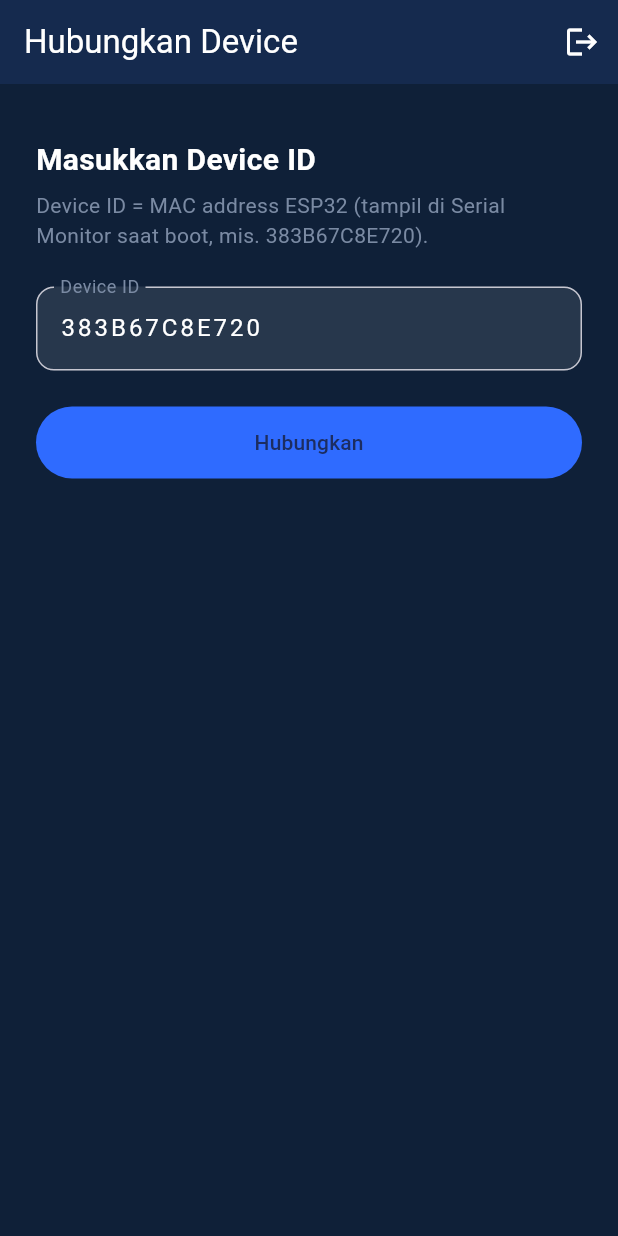
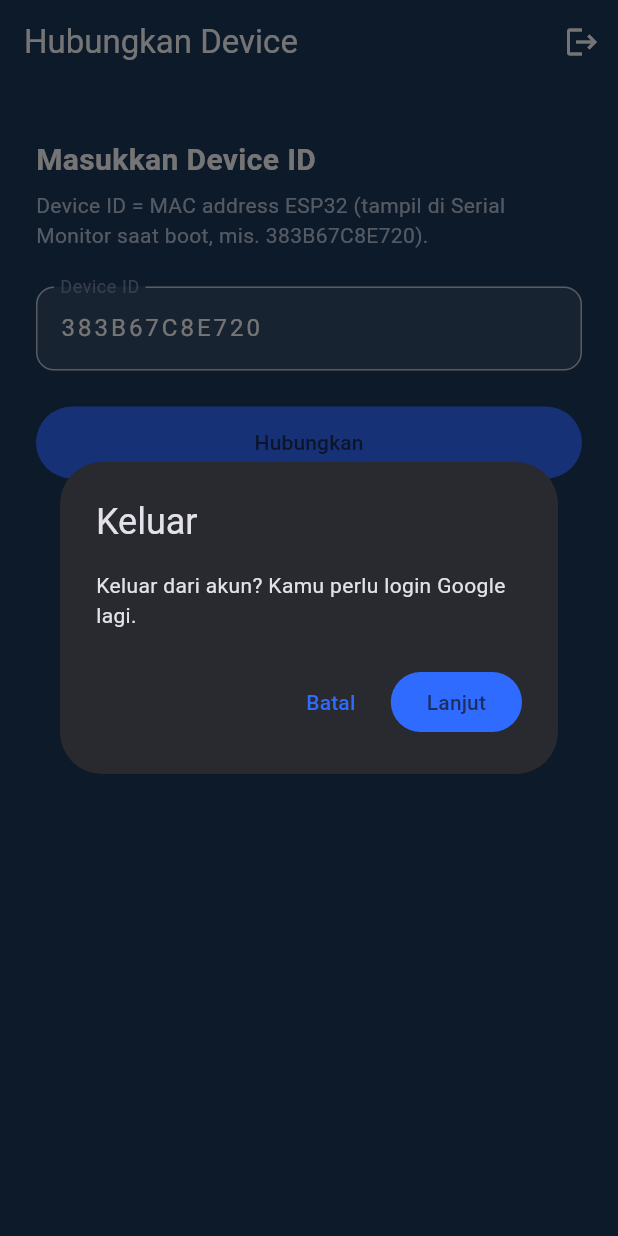
Before and after one commit to slisanz/GuppyCare_apk, a Flutter app: the screen it shows once a user with an empty profile is signed in, after a tap on the "logout" icon, on a phone screen of 412 x 824 dp. Run offline on Flutter 3.47's test engine with Material 3 defaults, Android fonts, the phone set to English and light mode, and no system bars; our stand-ins replace firebase_auth, firebase_core, firebase_database, firebase_messaging, google_sign_in, shared_preferences; accounts and stored records are empty.

Commit message:
Add change device option, fix offline detection, refresh app UI, add WiFi reset button

```diff
--- a/mobile_app/lib/main.dart
+++ b/mobile_app/lib/main.dart
@@ -50,6 +50,14 @@ class _AuthGateState extends State<AuthGate> {
 
   @override
   Widget build(BuildContext context) {
+    // ValueListenableBuilder: AuthGate rebuild saat device dipasang/dihapus
+    // (Ganti Device) TANPA bikin route/AuthGate baru -> tidak ada loading
+    // screen di sela alur. StreamBuilder pakai stream auth yang di-cache
+    // (lihat AuthService.authState) jadi connection tetap `active` lintas
+    // rebuild -> SplashScreen hanya muncul di cold start.
+    return ValueListenableBuilder<int>(
+      valueListenable: DeviceService.instance.revision,
+      builder: (context, _, child) {
         return StreamBuilder(
           stream: AuthService.instance.authState,
           builder: (context, snap) {
@@ -74,5 +82,7 @@ class _AuthGateState extends State<AuthGate> {
             return const HomeScreen();
           },
         );
+      },
+    );
   }
 }
--- a/mobile_app/lib/screens/device_setup_screen.dart
+++ b/mobile_app/lib/screens/device_setup_screen.dart
@@ -23,6 +23,30 @@ class _DeviceSetupScreenState extends State<DeviceSetupScreen> {
   void dispose() {
     _ctrl.dispose();
     super.dispose();
+  }
+
+  Future<void> _logout() async {
+    final ok = await showDialog<bool>(
+      context: context,
+      builder: (_) => AlertDialog(
+        title: const Text('Keluar'),
+        content: const Text(
+            'Keluar dari akun? Kamu perlu login Google lagi.'),
+        actions: [
+          TextButton(
+            onPressed: () => Navigator.pop(context, false),
+            child: const Text('Batal'),
+          ),
+          FilledButton(
+            onPressed: () => Navigator.pop(context, true),
+            child: const Text('Lanjut'),
+          ),
+        ],
+      ),
+    );
+    if (ok != true) return;
+    await DeviceService.instance.clearDevice();
+    await AuthService.instance.signOut();
   }
 
   Future<void> _link() async {
@@ -68,7 +92,7 @@ class _DeviceSetupScreenState extends State<DeviceSetupScreen> {
         actions: [
           IconButton(
             tooltip: 'Keluar',
-            onPressed: () => AuthService.instance.signOut(),
+            onPressed: _logout,
             icon: const Icon(Icons.logout),
           ),
         ],
@@ -91,7 +115,7 @@ class _DeviceSetupScreenState extends State<DeviceSetupScreen> {
             const Text(
               'Device ID = MAC address ESP32 (tampil di Serial Monitor '
               'saat boot, mis. 383B67C8E720).',
-              style: TextStyle(color: AppColors.subtle),
+              style: TextStyle(color: AppColors.subtleOnDark),
             ),
             const SizedBox(height: 24),
             TextField(
--- a/mobile_app/lib/screens/login_screen.dart
+++ b/mobile_app/lib/screens/login_screen.dart
@@ -32,7 +32,7 @@ class _LoginScreenState extends State<LoginScreen> {
   @override
   Widget build(BuildContext context) {
     return Scaffold(
-      backgroundColor: AppColors.navyDark,
+      backgroundColor: AppColors.bg,
       body: SafeArea(
         child: Center(
           child: Padding(
@@ -53,7 +53,7 @@ class _LoginScreenState extends State<LoginScreen> {
                 const SizedBox(height: 6),
                 const Text(
                   'Smart Guppy Feeder & Water Monitor',
-                  style: TextStyle(color: AppColors.subtle),
+                  style: TextStyle(color: AppColors.subtleOnDark),
                 ),
                 const SizedBox(height: 48),
                 if (_error != null) ...[
--- a/mobile_app/lib/services/auth_service.dart
+++ b/mobile_app/lib/services/auth_service.dart
@@ -17,7 +17,12 @@ class AuthService {
   final _auth = FirebaseAuth.instance;
   bool _gsInitialized = false;
 
-  Stream<User?> get authState => _auth.authStateChanges();
+  // Di-cache jadi satu instance tetap. Kalau dibuat baru tiap akses,
+  // StreamBuilder di AuthGate akan resubscribe tiap rebuild -> connection
+  // balik ke `waiting` -> SplashScreen (gambar) muncul lagi di sela-sela
+  // alur (mis. setelah input Device ID). Stream tunggal = splash hanya
+  // tampil di cold start.
+  late final Stream<User?> authState = _auth.authStateChanges();
   User? get currentUser => _auth.currentUser;
 
   Future<void> _ensureGoogleInit() async {
--- a/mobile_app/lib/services/device_service.dart
+++ b/mobile_app/lib/services/device_service.dart
@@ -1,6 +1,7 @@
 import 'package:firebase_auth/firebase_auth.dart';
 import 'package:firebase_core/firebase_core.dart';
 import 'package:firebase_database/firebase_database.dart';
+import 'package:flutter/foundation.dart';
 import 'package:shared_preferences/shared_preferences.dart';
 
 import '../models/device_state.dart';
@@ -29,6 +30,10 @@ class DeviceService {
   String get deviceId => _deviceId ?? '';
   bool get hasDevice => (_deviceId ?? '').isNotEmpty;
 
+  /// Bump tiap device dipasang/dihapus. AuthGate dengar ini supaya
+  /// re-evaluasi layar TANPA bikin AuthGate baru / loading screen.
+  final ValueNotifier<int> revision = ValueNotifier<int>(0);
+
   DatabaseReference _root(String id) => _db.ref('devices/$id');
 
   String get _uid => FirebaseAuth.instance.currentUser!.uid;
@@ -44,12 +49,14 @@ class DeviceService {
     _deviceId = id.trim().toUpperCase();
     final p = await SharedPreferences.getInstance();
     await p.setString(_prefsKey, _deviceId!);
+    revision.value++;
   }
 
   Future<void> clearDevice() async {
     _deviceId = null;
     final p = await SharedPreferences.getInstance();
     await p.remove(_prefsKey);
+    revision.value++;
   }
 
   /// Klaim kepemilikan device, atau verifikasi akses kalau sudah ada owner.
--- a/mobile_app/lib/theme.dart
+++ b/mobile_app/lib/theme.dart
@@ -4,20 +4,24 @@ import 'package:flutter/material.dart';
 /// header navy gelap, card putih, accent biru, banner status hijau/merah.
 class AppColors {
   static const navy = Color(0xFF152A4E); // header & app bar
-  static const navyDark = Color(0xFF0F2038); // background scaffold
+  static const navyDark = Color(0xFF0F2038); // background scaffold (lama)
+  static const bg = Color(0xFF1D385A); // background utama (semua layar)
   static const accent = Color(0xFF2F6BFF); // toggle & slider aktif
   static const card = Colors.white;
   static const cardText = Color(0xFF1B2A41);
   static const subtle = Color(0xFF7A8AA3);
+  static const subtleOnDark = Color(0xFFB8C4D8); // teks redup di atas bg navy
   static const ok = Color(0xFF2E9E5B); // banner "Normal"
   static const alert = Color(0xFFE0414B); // banner "Ganti air"
+  static const feedBtn = Color(0xFFFFB300); // tombol "Beri Makan" (amber)
+  static const feedBtnText = Color(0xFF1D385A); // teks tombol amber
 }
 
 ThemeData buildTheme() {
   final base = ThemeData(
     useMaterial3: true,
     brightness: Brightness.dark,
-    scaffoldBackgroundColor: AppColors.navyDark,
+    scaffoldBackgroundColor: AppColors.bg,
     colorScheme: ColorScheme.fromSeed(
       seedColor: AppColors.accent,
       brightness: Brightness.dark,
@@ -25,7 +29,7 @@ ThemeData buildTheme() {
   );
   return base.copyWith(
     appBarTheme: const AppBarTheme(
-      backgroundColor: AppColors.navy,
+      backgroundColor: AppColors.bg,
       foregroundColor: Colors.white,
       elevation: 0,
       centerTitle: false,
```
Also changed, not shown: mobile_app/lib/models/device_state.dart (+14 -0 lines), mobile_app/lib/screens/home_screen.dart (+114 -13 lines), 5 other files. Lines whose indentation alone changed are shown as unchanged.
